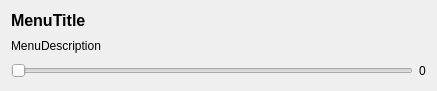
This is Nucleus/gui/settings/menu_slider.ui in SilMon/NucDetect as Qt 5 draws it before an edit. The edited form follows.
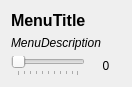
This is the edited form.

```diff
--- a/Nucleus/gui/settings/menu_slider.ui
+++ b/Nucleus/gui/settings/menu_slider.ui
@@ -6,10 +6,16 @@
    <rect>
     <x>0</x>
     <y>0</y>
-    <width>437</width>
-    <height>91</height>
+    <width>132</width>
+    <height>67</height>
    </rect>
   </property>
+  <property name="sizePolicy">
+   <sizepolicy hsizetype="Expanding" vsizetype="Minimum">
+    <horstretch>0</horstretch>
+    <verstretch>0</verstretch>
+   </sizepolicy>
+  </property>
   <property name="windowTitle">
    <string>Dialog</string>
   </property>
@@ -26,13 +32,24 @@
      <property name="text">
       <string>MenuTitle</string>
      </property>
+     <property name="wordWrap">
+      <bool>true</bool>
+     </property>
     </widget>
    </item>
    <item>
     <widget class="QLabel" name="description">
+     <property name="font">
+      <font>
+       <italic>true</italic>
+      </font>
+     </property>
      <property name="text">
       <string>MenuDescription</string>
      </property>
+     <property name="wordWrap">
+      <bool>true</bool>
+     </property>
     </widget>
    </item>
    <item>
@@ -49,15 +66,36 @@
         <bool>false</bool>
        </property>
        <property name="tickPosition">
-        <enum>QSlider::NoTicks</enum>
+        <enum>QSlider::TicksBelow</enum>
        </property>
       </widget>
      </item>
      <item>
-      <widget class="QLabel" name="value">
+      <widget class="QLabel" name="val">
+       <property name="sizePolicy">
+        <sizepolicy hsizetype="Fixed" vsizetype="Fixed">
+         <horstretch>0</horstretch>
+         <verstretch>0</verstretch>
+        </sizepolicy>
+       </property>
+       <property name="minimumSize">
+        <size>
+         <width>30</width>
+         <height>20</height>
+        </size>
+       </property>
+       <property name="maximumSize">
+        <size>
+         <width>60</width>
+         <height>16777215</height>
+        </size>
+       </property>
        <property name="text">
         <string>0</string>
        </property>
+       <property name="alignment">
+        <set>Qt::AlignCenter</set>
+       </property>
       </widget>
      </item>
     </layout>
```
